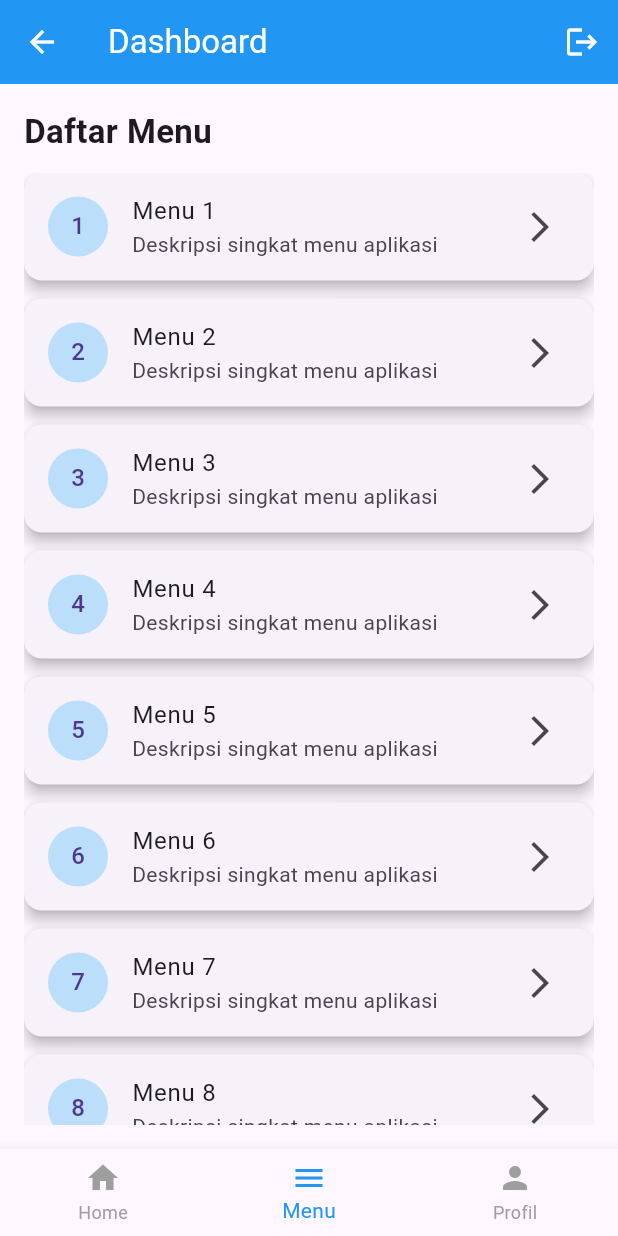
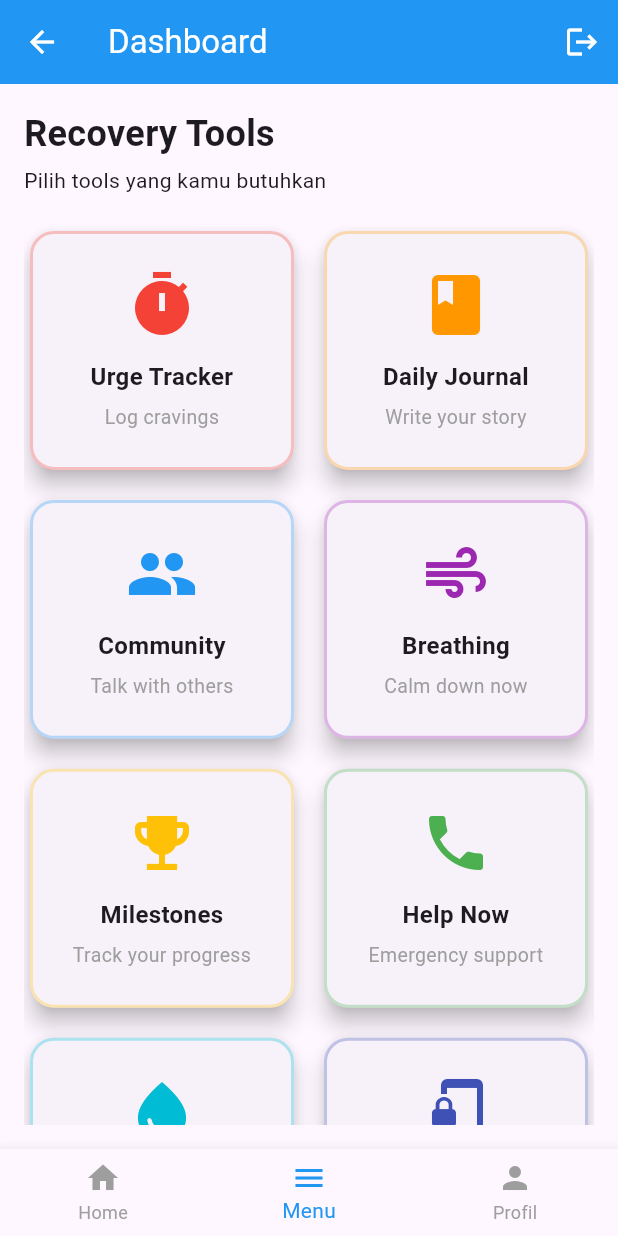
Before and after one commit to rueel/belajaruprak, a Flutter app: the DashboardScreen screen opened by its route, item 2 of the bottom bar chosen, on a phone screen of 412 x 824 dp. Run offline on Flutter 3.47's test engine with Material 3 defaults, Android fonts, the phone set to English and light mode, and no system bars; accounts and stored records are empty.

Commit message:
feat: fix error

```diff
--- a/lib/screens/dashboard_screen.dart
+++ b/lib/screens/dashboard_screen.dart
@@ -51,10 +51,8 @@ class _DashboardScreenState extends State<DashboardScreen> {
         ],
       ),
 
-      // Body berubah sesuai tab
       body: _buildBody(),
 
-      // Bottom Navigation Bar
       bottomNavigationBar: BottomNavigationBar(
         currentIndex: _currentIndex,
         onTap: _onTabTapped,
@@ -70,10 +68,9 @@ class _DashboardScreenState extends State<DashboardScreen> {
     );
   }
 
-  // Fungsi untuk mengganti tampilan berdasarkan tab
   Widget _buildBody() {
     switch (_currentIndex) {
-      case 0: // Home Tab
+      case 0: // Home
         return Padding(
           padding: const EdgeInsets.all(16.0),
           child: Column(
@@ -86,48 +83,83 @@ class _DashboardScreenState extends State<DashboardScreen> {
                 "Selamat datang, ${_user.name}",
                 style: const TextStyle(fontSize: 28, fontWeight: FontWeight.bold),
               ),
-              Text(
-                _user.email,
-                style: const TextStyle(fontSize: 18, color: Colors.grey),
-              ),
+              Text(_user.email, style: const TextStyle(fontSize: 18, color: Colors.grey)),
               const SizedBox(height: 40),
-              const Text(
-                "Selamat datang di aplikasi!",
-                style: TextStyle(fontSize: 16),
-              ),
+              const Text("Semangat hari ini!", style: TextStyle(fontSize: 16)),
             ],
           ),
         );
 
-      case 1: // Menu Tab
+      case 1: // MENU - Recovery Tools (Grid seperti gambar)
         return Padding(
           padding: const EdgeInsets.all(16.0),
           child: Column(
             crossAxisAlignment: CrossAxisAlignment.start,
             children: [
               const Text(
-                "Daftar Menu",
-                style: TextStyle(fontSize: 22, fontWeight: FontWeight.bold),
+                "Recovery Tools",
+                style: TextStyle(fontSize: 24, fontWeight: FontWeight.bold),
               ),
-              const SizedBox(height: 12),
+              const SizedBox(height: 4),
+              const Text("Pilih tools yang kamu butuhkan"),
+              const SizedBox(height: 20),
               Expanded(
-                child: ListView.builder(
-                  itemCount: 12,
+                child: GridView.builder(
+                  gridDelegate: const SliverGridDelegateWithFixedCrossAxisCount(
+                    crossAxisCount: 2,
+                    crossAxisSpacing: 12,
+                    mainAxisSpacing: 12,
+                    childAspectRatio: 1.1,
+                  ),
+                  itemCount: 10,
                   itemBuilder: (context, index) {
+                    final tools = [
+                      {"title": "Urge Tracker", "desc": "Log cravings", "icon": Icons.timer, "color": Colors.red},
+                      {"title": "Daily Journal", "desc": "Write your story", "icon": Icons.book, "color": Colors.orange},
+                      {"title": "Community", "desc": "Talk with others", "icon": Icons.people, "color": Colors.blue},
+                      {"title": "Breathing", "desc": "Calm down now", "icon": Icons.air, "color": Colors.purple},
+                      {"title": "Milestones", "desc": "Track your progress", "icon": Icons.emoji_events, "color": Colors.amber},
+                      {"title": "Help Now", "desc": "Emergency support", "icon": Icons.phone, "color": Colors.green},
+                      {"title": "Drink Water", "desc": "Minum air setiap 2 jam", "icon": Icons.water_drop, "color": Colors.cyan},
+                      {"title": "Lock Phone", "desc": "Kurangi screen time", "icon": Icons.phonelink_lock, "color": Colors.indigo},
+                      {"title": "Meditation", "desc": "Meditasi 5 menit", "icon": Icons.self_improvement, "color": Colors.teal},
+                      {"title": "Mood Tracker", "desc": "Catat mood harian", "icon": Icons.mood, "color": Colors.pink},
+                    ];
+
+                    final tool = tools[index];
+
                     return Card(
-                      margin: const EdgeInsets.only(bottom: 12),
-                      elevation: 4,
+                      elevation: 6,
                       shape: RoundedRectangleBorder(
-                        borderRadius: BorderRadius.circular(12),
+                        borderRadius: BorderRadius.circular(16),
                       ),
-                      child: ListTile(
-                        leading: CircleAvatar(
-                          backgroundColor: Colors.blue.shade100,
-                          child: Text("${index + 1}"),
+                      child: Container(
+                        decoration: BoxDecoration(
+                          borderRadius: BorderRadius.circular(16),
+                          border: Border.all(color: (tool["color"] as Color).withOpacity(0.3), width: 2),
                         ),
-                        title: Text("Menu ${index + 1}"),
-                        subtitle: const Text("Deskripsi singkat menu aplikasi"),
-                        trailing: const Icon(Icons.arrow_forward_ios),
+                        child: Column(
+                          mainAxisAlignment: MainAxisAlignment.center,
+                          children: [
+                            Icon(
+                              tool["icon"] as IconData,
+                              size: 48,
+                              color: tool["color"] as Color,
+                            ),
+                            const SizedBox(height: 12),
+                            Text(
+                              tool["title"] as String,
+                              style: const TextStyle(fontWeight: FontWeight.bold, fontSize: 16),
+                              textAlign: TextAlign.center,
+                            ),
+                            const SizedBox(height: 6),
+                            Text(
+                              tool["desc"] as String,
+                              style: const TextStyle(fontSize: 13, color: Colors.grey),
+                              textAlign: TextAlign.center,
+                            ),
+                          ],
+                        ),
                       ),
                     );
                   },
@@ -137,36 +169,17 @@ class _DashboardScreenState extends State<DashboardScreen> {
           ),
         );
 
-      case 2: // Profile Tab
+      case 2: // Profile
         return Padding(
           padding: const EdgeInsets.all(24.0),
           child: Column(
-            crossAxisAlignment: CrossAxisAlignment.start,
             children: [
-              const Center(
-                child: CircleAvatar(
-                  radius: 50,
-                  backgroundColor: Colors.blue,
-                  child: Icon(Icons.person, size: 60, color: Colors.white),
-                ),
-              ),
+              const CircleAvatar(radius: 50, backgroundColor: Colors.blue, child: Icon(Icons.person, size: 60, color: Colors.white)),
               const SizedBox(height: 30),
-              const Text(
-                "Informasi Profil",
-                style: TextStyle(fontSize: 22, fontWeight: FontWeight.bold),
-              ),
+              const Text("Informasi Profil", style: TextStyle(fontSize: 22, fontWeight: FontWeight.bold)),
               const SizedBox(height: 20),
-              const Text("Email", style: TextStyle(fontWeight: FontWeight.bold)),
-              Text(_user.email, style: const TextStyle(fontSize: 16)),
-              const SizedBox(height: 20),
-              const Text("Password", style: TextStyle(fontWeight: FontWeight.bold)),
-              const Text("••••••••••", style: TextStyle(fontSize: 16)), // Password tersembunyi
-              const SizedBox(height: 40),
-              const Text(
-                "Aplikasi ini dibuat untuk keperluan praktikum.",
-                textAlign: TextAlign.center,
-                style: TextStyle(color: Colors.grey),
-              ),
+              ListTile(title: const Text("Email"), subtitle: Text(_user.email)),
+              const ListTile(title: Text("Password"), subtitle: Text("••••••••••")),
             ],
           ),
         );
```
